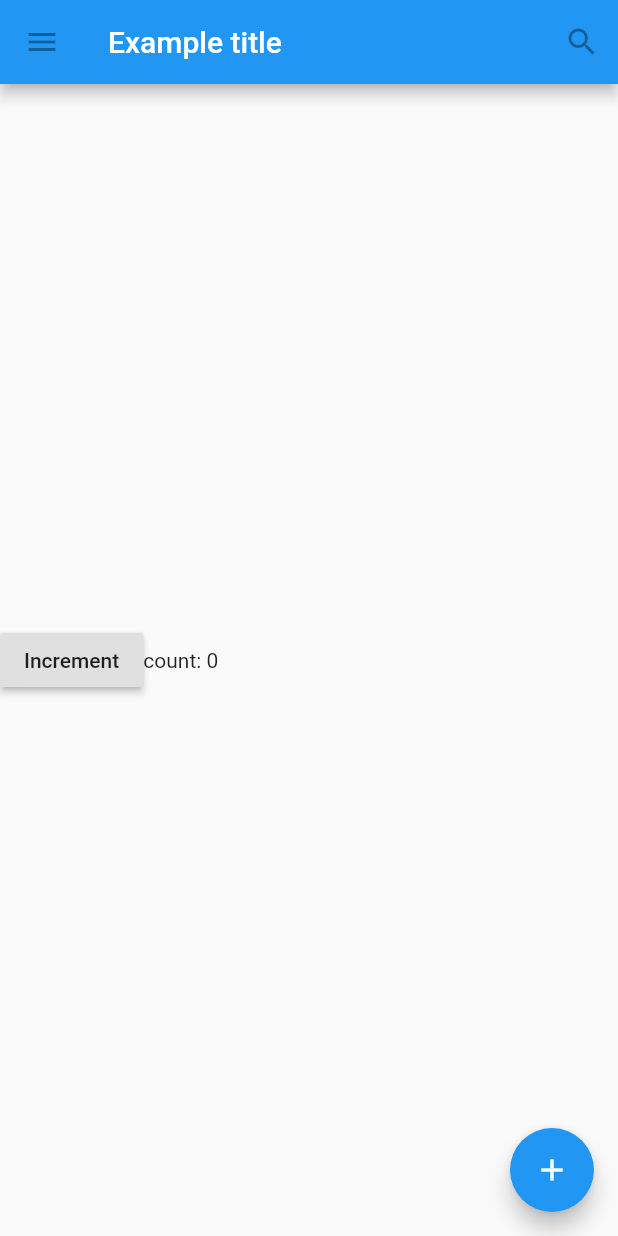
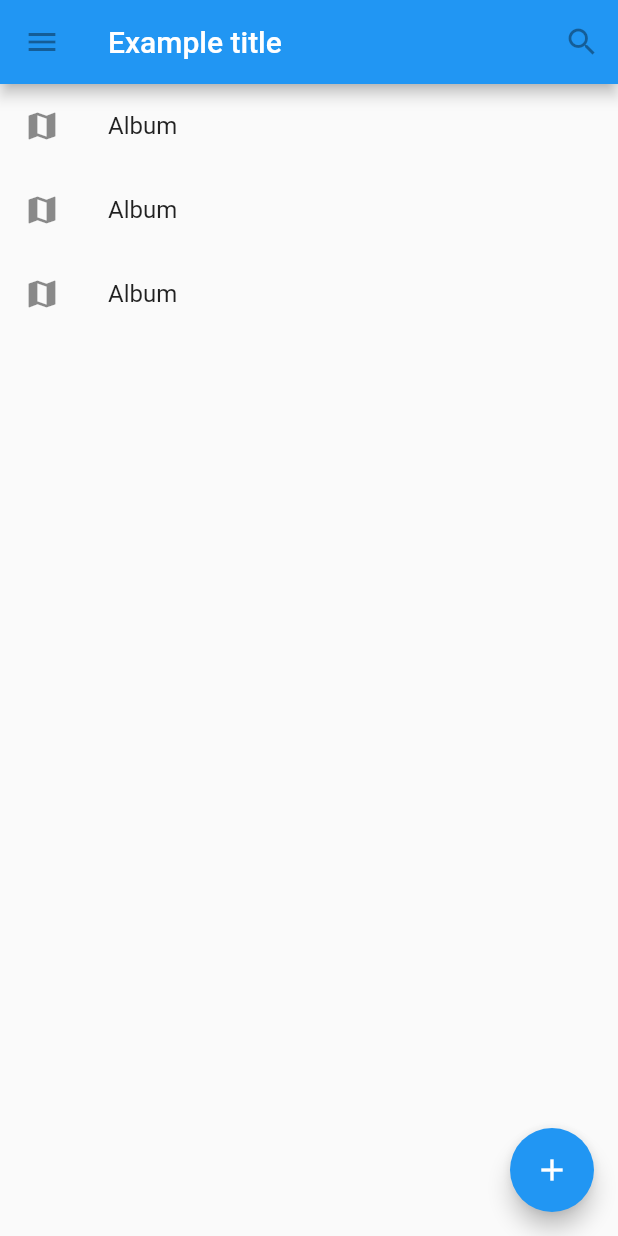
Before and after one commit to hanleylee/flutter-framework, a Flutter app: the screen it shows after launch, on a phone screen of 412 x 824 dp. Run offline on Flutter 3.47's test engine with Material 2 defaults, Android fonts, the phone set to English and light mode, and no system bars.

Commit message:
daily 2022-03-06

```diff
--- a/lib/main.dart
+++ b/lib/main.dart
@@ -3,11 +3,11 @@ import 'package:flutter/material.dart';
 void main() {
   runApp(MaterialApp(
     title: 'My app',
-    home: TutorialHome(),
+    home: Home(),
   ));
 }
 
-class TutorialHome extends StatelessWidget {
+class Home extends StatelessWidget {
   @override
   Widget build(BuildContext context) {
     return Scaffold(
@@ -28,7 +28,22 @@ class TutorialHome extends StatelessWidget {
       ),
       body: Center(
         // child: Text('Hello, world'),
-        child: Counter(),
+        child: ListView(
+          children: [
+            ListTile(
+              leading: Icon(Icons.map),
+              title: Text('Album'),
+            ),
+            ListTile(
+              leading: Icon(Icons.map),
+              title: Text('Album'),
+            ),
+            ListTile(
+              leading: Icon(Icons.map),
+              title: Text('Album'),
+            ),
+          ],
+        ),
       ),
       floatingActionButton: const FloatingActionButton(
         tooltip: 'Add',
@@ -38,77 +53,3 @@ class TutorialHome extends StatelessWidget {
     );
   }
 }
-
-class MyButton extends StatelessWidget {
-  @override
-  Widget build(BuildContext context) {
-    return GestureDetector(
-      onTap: () {
-        print('Mybuton was tapped!');
-      },
-      child: Container(
-        height: 50,
-        padding: const EdgeInsets.all(8.0),
-        margin: const EdgeInsets.symmetric(horizontal: 8.0),
-        decoration: BoxDecoration(
-          borderRadius: BorderRadius.circular(5.0),
-          color: Colors.lightGreen,
-        ),
-        child: Center(
-          child: Text('Engage1'),
-        ),
-      ),
-    );
-  }
-}
-
-class CounterDisplay extends StatelessWidget {
-  CounterDisplay({required this.count});
-
-  final int count;
-  @override
-  Widget build(BuildContext context) {
-    return Text('count: $count');
-  }
-}
-
-class CounterIncrementor extends StatelessWidget {
-  CounterIncrementor({required this.onPressed});
-
-  final VoidCallback onPressed;
-
-  @override
-  Widget build(BuildContext context) {
-    return RaisedButton(
-      onPressed: onPressed,
-      child: Text('Increment'),
-    );
-  }
-}
-
-class Counter extends StatefulWidget {
-  @override
-  State<StatefulWidget> createState() {
-    return _CounterState();
-  }
-}
-
-class _CounterState extends State<Counter> {
-  int _counter = 0;
-
-  void _increment() {
-    setState(() {
-      _counter++;
-    });
-  }
-
-  @override
-  Widget build(BuildContext context) {
-    return Row(
-      children: [
-        CounterIncrementor(onPressed: _increment),
-        CounterDisplay(count: _counter),
-      ],
-    );
-  }
-}
```
